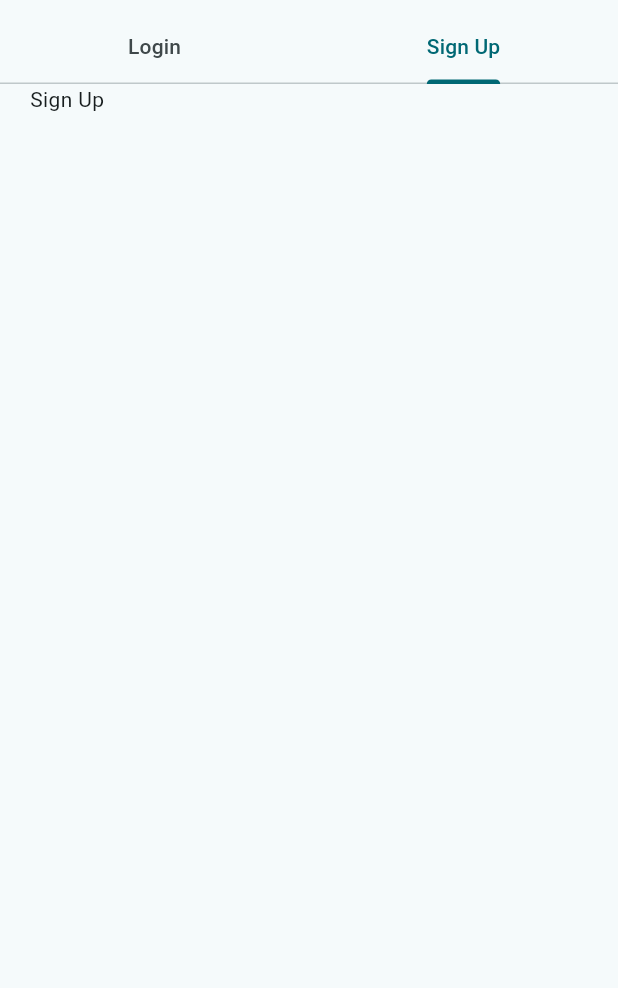
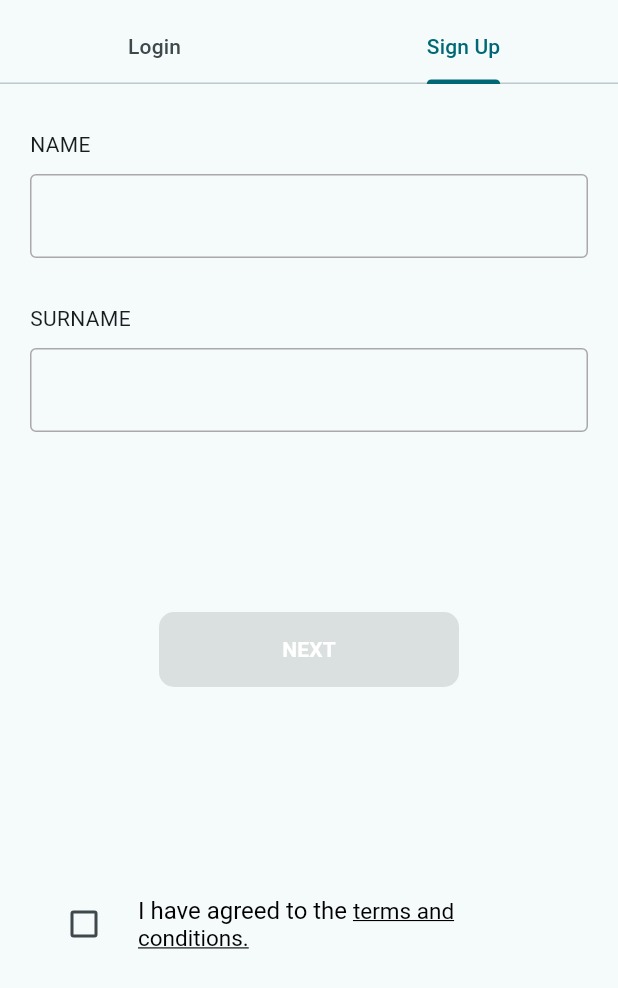
Before and after one commit to kyuremmmmz/queuev_mobile, a Flutter app: the screen it shows after launch, tab 2 chosen, on a phone screen of 412 x 824 dp. Shown: the top 988 px of the screen. Run offline on Flutter 3.47's test engine with Material 3 defaults, Android fonts, the phone set to English and light mode, and no system bars.

Commit message:
tom nalang 'to

```diff
--- a/Frontend/queingapp/lib/presentation/screens/auth/signup/signup.dart
+++ b/Frontend/queingapp/lib/presentation/screens/auth/signup/signup.dart
@@ -1,4 +1,5 @@
 import 'package:flutter/material.dart';
+import 'package:queingapp/presentation/widgets/form/signup_form.dart';
 import 'package:queingapp/utils/AppPadding.dart';
 
 class Signup extends StatefulWidget {
@@ -12,12 +13,18 @@ class _SignupState extends State<Signup> {
   @override
   Widget build(BuildContext context) {
     return Scaffold(
-      body: SafeArea(
-        child: Padding(
-          padding: AppPaddings.padding,
-          child: Text('Sign Up'),
+      body: SingleChildScrollView(
+        child: SafeArea(
+          child: Padding(
+            padding: AppPaddings.padding,
+            child: Column(
+            children: [
+              SignupForm()
+            ],
+          ),
           )
         ),
+      )
     );
   }
 }
--- /dev/null
+++ b/Frontend/queingapp/lib/presentation/widgets/form/signup_form.dart
@@ -0,0 +1,88 @@
+import 'package:flutter/material.dart';
+import 'package:queingapp/presentation/widgets/buttons/reusable_button.dart';
+import 'package:queingapp/presentation/widgets/checkboxes/checkboxes.dart';
+import 'package:queingapp/presentation/widgets/inputs/reusable_field.dart';
+
+class SignupForm extends StatefulWidget {
+  const SignupForm({super.key});
+
+  @override
+  State<SignupForm> createState() => _SignupFormState();
+}
+
+class _SignupFormState extends State<SignupForm> {
+  final _userNameController = TextEditingController();
+  bool isChecked = false;
+  @override
+  void dispose() {
+    _userNameController.dispose();
+    super.dispose();
+  }
+  @override
+  Widget build(BuildContext context) {
+    return Form(
+      child: SingleChildScrollView(
+        child: Column(
+        crossAxisAlignment: CrossAxisAlignment.start,
+        children: [
+          const SizedBox(
+            height: 30,
+          ),
+          const Text("NAME"),
+          const SizedBox(
+            height: 10,
+          ),
+          ReusableField(
+            controller: _userNameController,
+            validator: (value){
+              return null;
+            },
+            ),
+            const SizedBox(
+            height: 30,
+          ),
+          const Text("SURNAME"),
+          const SizedBox(
+            height: 10,
+          ),
+          ReusableField(
+            validator: (value){
+              return null;
+            },
+            controller: _userNameController,
+            ),
+          const SizedBox(
+            height: 120,
+          ),
+          Center(
+            child: ReusableButton(
+            title: "NEXT",
+            width: 200.0,
+            height: 50.0,
+            textColor: Colors.white,
+            backgroundColor: Colors.black,
+            onPressed: isChecked
+                ? () {
+                    // TODO: Implement login logic here
+                  }
+                : null,
+            ),
+          ),
+          const SizedBox(
+            height: 130,
+          ),
+          Center(
+            child: Checkboxes(isChecked: isChecked,
+            onChanged: (value){
+                setState(() {
+                  isChecked = value!;
+                });
+              },
+            ),
+          )
+        ],
+      ),
+      )
+    );
+  }
+}
```
